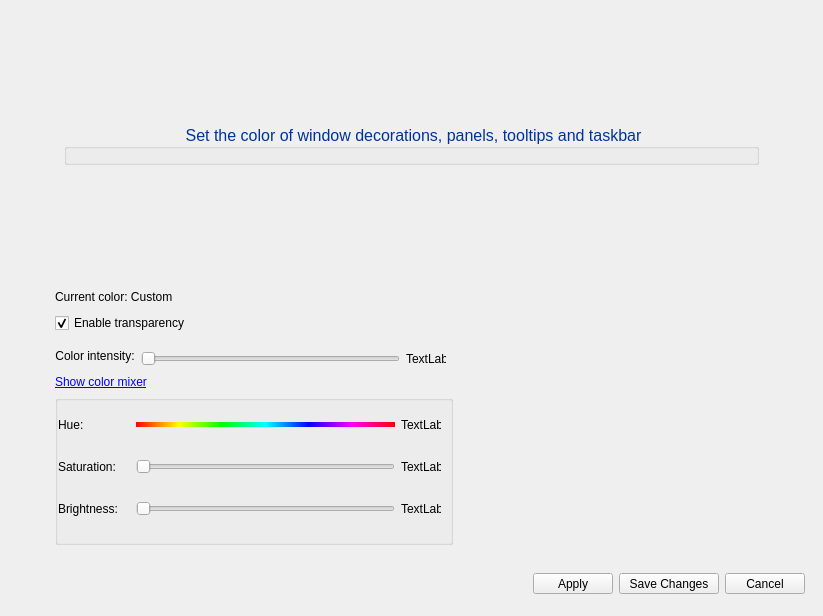
This is kwin/effects_cpp/kde-effects-aeroglassblur/src/kcm/mainwindow.ui in aeroshell-desktop/aerothemeplasma as Qt 5 draws it before an edit. The edited form follows.
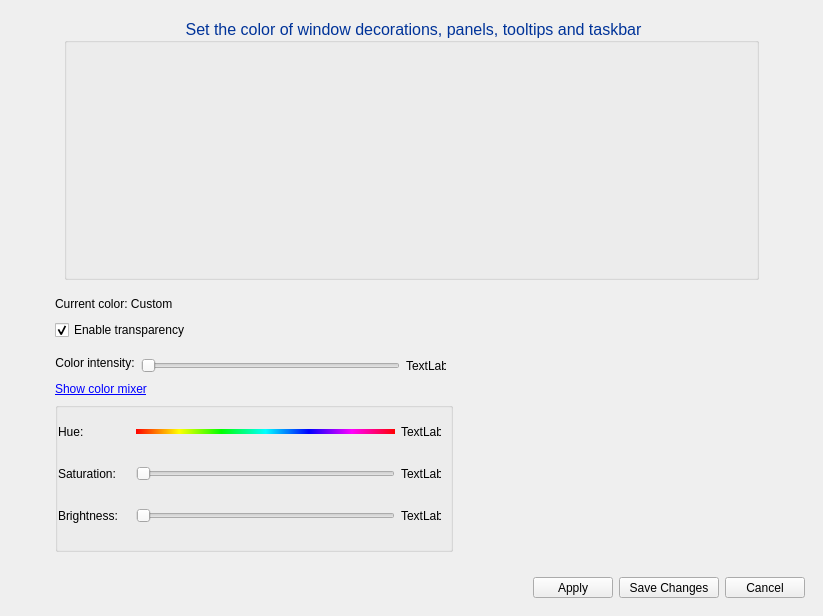
This is the edited form. Icons and pictures are not drawn.

Commit message: Bring back extended blur region in colorization KCM

The edit to the form file:
```diff
--- a/kwin/effects_cpp/kde-effects-aeroglassblur/src/kcm/mainwindow.ui
+++ b/kwin/effects_cpp/kde-effects-aeroglassblur/src/kcm/mainwindow.ui
@@ -19,7 +19,7 @@
   <property name="minimumSize">
    <size>
     <width>759</width>
-    <height>585</height>
+    <height>616</height>
    </size>
   </property>
   <property name="windowTitle">
@@ -99,7 +99,7 @@
        <enum>Qt::Orientation::Vertical</enum>
       </property>
       <property name="sizeType">
-       <enum>QSizePolicy::Policy::Minimum</enum>
+       <enum>QSizePolicy::Policy::MinimumExpanding</enum>
       </property>
       <property name="sizeHint" stdset="0">
        <size>
@@ -647,7 +647,13 @@
       <property name="minimumSize">
        <size>
         <width>0</width>
-        <height>272</height>
+        <height>280</height>
+       </size>
+      </property>
+      <property name="maximumSize">
+       <size>
+        <width>16777215</width>
+        <height>280</height>
        </size>
       </property>
       <property name="frameShape">
@@ -667,15 +673,15 @@
         <rect>
          <x>0</x>
          <y>0</y>
-         <width>727</width>
-         <height>272</height>
+         <width>723</width>
+         <height>280</height>
         </rect>
        </property>
        <layout class="QVBoxLayout" name="verticalLayout">
         <item>
          <widget class="QGroupBox" name="groupBox">
           <property name="sizePolicy">
-           <sizepolicy hsizetype="Preferred" vsizetype="Maximum">
+           <sizepolicy hsizetype="Preferred" vsizetype="Fixed">
             <horstretch>0</horstretch>
             <verstretch>0</verstretch>
            </sizepolicy>
@@ -683,7 +689,7 @@
           <property name="maximumSize">
            <size>
             <width>16777215</width>
-            <height>16777215</height>
+            <height>272</height>
            </size>
           </property>
           <property name="font">
```
The commit also changes 2 other files.
